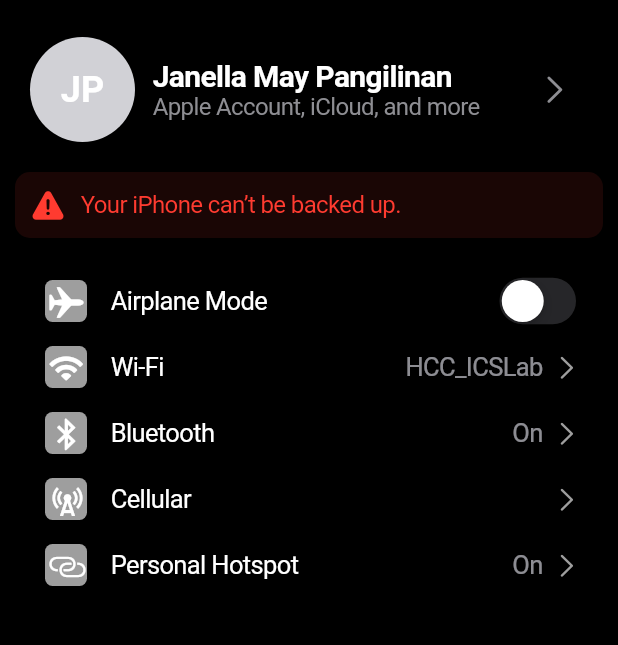
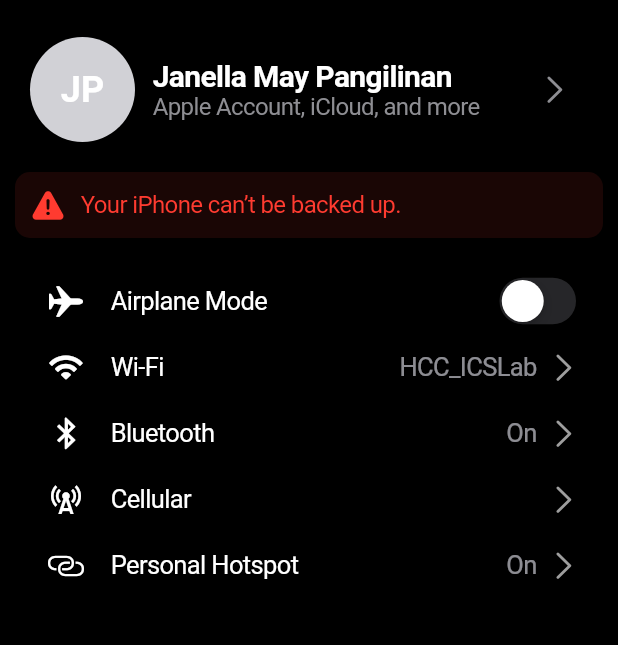
Before and after one commit to janella-may-pangilinan/Settings, a Flutter app: the screen it shows after launch, on a phone screen of 412 x 824 dp, the part 59-704 px from its top. Run offline on Flutter 3.47's test engine with Material 3 defaults, Android fonts, the phone set to English and light mode, and no system bars.

Commit message:
poul maninang

```diff
--- a/lib/main.dart
+++ b/lib/main.dart
@@ -1,5 +1,7 @@
 import 'package:flutter/cupertino.dart';
 import 'package:flutter/material.dart';
+import 'wifi_settings_page.dart';
+
 
 void main() => runApp(CupertinoApp(
   debugShowCheckedModeBanner: false,
@@ -16,6 +18,7 @@ class MyApp extends StatefulWidget {
 
 class _MyAppState extends State<MyApp> {
   bool airplaneMode = false;
+  String selectedWiFi = "HCC_ICSLab"; // Default WiFi network
 
   @override
   Widget build(BuildContext context) {
@@ -29,8 +32,20 @@ class _MyAppState extends State<MyApp> {
         child: SafeArea(
           child: Column(
             children: [
-                  // User Profile Section
-                  Container(
+              _buildProfileSection(),
+              SizedBox(height: 10),
+              _buildBackupWarning(),
+              SizedBox(height: 20),
+              Expanded(child: _buildSettingsList()),
+            ],
+          ),
+        ),
+      ),
+    );
+  }
+
+  Widget _buildProfileSection() {
+    return Container(
       padding: EdgeInsets.all(10),
       decoration: BoxDecoration(
         color: Colors.black54,
@@ -41,26 +56,16 @@ class _MyAppState extends State<MyApp> {
           CircleAvatar(
             radius: 35,
             backgroundColor: CupertinoColors.systemGrey4,
-                          child: Text(
-                            "JP",
-                            style: TextStyle(fontSize: 24, fontWeight: FontWeight.bold, color: CupertinoColors.white),
-                          ),
+            child: Text("JP", style: TextStyle(fontSize: 24, fontWeight: FontWeight.bold, color: CupertinoColors.white)),
           ),
           const SizedBox(width: 12),
           Column(
             crossAxisAlignment: CrossAxisAlignment.start,
             children: [
-                            Text(
-                              "Janella May Pangilinan",
-                              style: TextStyle(fontSize: 20, fontWeight: FontWeight.bold),
-                            ),
-                            Text(
-                              "Apple Account, iCloud, and more",
-                              style: TextStyle(fontSize: 16, color: CupertinoColors.systemGrey),
-                            ),
+              Text("Janella May Pangilinan", style: TextStyle(fontSize: 20, fontWeight: FontWeight.bold)),
+              Text("Apple Account, iCloud, and more", style: TextStyle(fontSize: 16, color: CupertinoColors.systemGrey)),
             ],
           ),
-
           Spacer(),
           CupertinoButton(
             padding: EdgeInsets.zero,
@@ -69,10 +74,11 @@ class _MyAppState extends State<MyApp> {
           ),
         ],
       ),
-                  ),
-                  SizedBox(height: 10),
-                  // Backup Warning Message
-                  Container(
+    );
+  }
+
+  Widget _buildBackupWarning() {
+    return Container(
       padding: EdgeInsets.all(10),
       decoration: BoxDecoration(
         color: CupertinoColors.systemRed.withOpacity(0.1),
@@ -83,118 +89,69 @@ class _MyAppState extends State<MyApp> {
           Icon(CupertinoIcons.exclamationmark_triangle_fill, color: CupertinoColors.systemRed),
           SizedBox(width: 10),
           Expanded(
-                          child: Text(
-                            'Your iPhone can’t be backed up.',
-                            style: TextStyle(color: CupertinoColors.systemRed, fontSize: 16),
-                          ),
+            child: Text('Your iPhone can’t be backed up.', style: TextStyle(color: CupertinoColors.systemRed, fontSize: 16)),
           )
         ],
       ),
-                  ),
-                  SizedBox(height: 20),
-                  Expanded(
-                    child: ListView(
+    );
+  }
+
+  Widget _buildSettingsList() {
+    return ListView(
       children: [
         CupertinoListTile(
           title: Text('Airplane Mode'),
-                          onTap: () {
-                            setState(() {
-                              airplaneMode = !airplaneMode;
-                            });
-                          },
-                          leading: Container(
-                              padding: EdgeInsets.all(3),
-                              decoration: BoxDecoration(
-                                  borderRadius: BorderRadius.circular(5),
-                                  color: Colors.grey),
-                              child: Icon(
-                                CupertinoIcons.airplane,
-                                color: CupertinoColors.white,
-                              )),
+          leading: Icon(CupertinoIcons.airplane, color: CupertinoColors.white),
           trailing: CupertinoSwitch(
             value: airplaneMode,
             onChanged: (value) {
               setState(() {
-                                  airplaneMode = !airplaneMode;
+                airplaneMode = value;
               });
-                              }),
+            },
+          ),
         ),
         CupertinoListTile(
           title: Text('Wi-Fi'),
-                            onTap: () {},
-                            additionalInfo: Text('HCC_ICSLab'),
-                            leading: Container(
-                                padding: EdgeInsets.all(3),
-                                decoration: BoxDecoration(
-                                    borderRadius: BorderRadius.circular(5),
-                                    color: Colors.grey),
-                                child: Icon(
-                                  CupertinoIcons.wifi,
-                                  color: CupertinoColors.white,
-                                )),
-                            trailing: Icon(
-                              CupertinoIcons.chevron_right,
-                              size: 20,
-                              color: Colors.grey,
-                            )),
+          additionalInfo: Text(selectedWiFi),
+          leading: Icon(CupertinoIcons.wifi, color: CupertinoColors.white),
+          trailing: Icon(CupertinoIcons.chevron_right, color: Colors.grey),
+          onTap: () {
+            Navigator.push(
+              context,
+              CupertinoPageRoute(
+                builder: (context) => WiFiSettingsPage(
+                  onNetworkSelected: (network) {
+                    setState(() {
+                      selectedWiFi = network;
+                    });
+                  },
+                ),
+              ),
+            );
+          },
+        ),
         CupertinoListTile(
           title: Text('Bluetooth'),
+          additionalInfo: Text('On'),
+          leading: Icon(CupertinoIcons.bluetooth, color: CupertinoColors.white),
+          trailing: Icon(CupertinoIcons.chevron_right, color: Colors.grey),
           onTap: () {},
-                            additionalInfo: Text('On'),
-                            leading: Container(
-                                padding: EdgeInsets.all(3),
-                                decoration: BoxDecoration(
-                                    borderRadius: BorderRadius.circular(5),
-                                    color: Colors.grey),
-                                child: Icon(
-                                  CupertinoIcons.bluetooth,
-                                  color: CupertinoColors.white,
-                                )),
-                            trailing: Icon(
-                              CupertinoIcons.chevron_right,
-                              size: 20,
-                              color: Colors.grey,
-                            )),
+        ),
         CupertinoListTile(
           title: Text('Cellular'),
+          leading: Icon(Icons.cell_tower, color: CupertinoColors.white),
+          trailing: Icon(CupertinoIcons.chevron_right, color: Colors.grey),
           onTap: () {},
-                            leading: Container(
-                                padding: EdgeInsets.all(3),
-                                decoration: BoxDecoration(
-                                    borderRadius: BorderRadius.circular(5),
-                                    color: Colors.grey),
-                                child: Icon(
-                                  Icons.cell_tower,
-                                  color: CupertinoColors.white,
-                                )),
-                            trailing: Icon(
-                              CupertinoIcons.chevron_right,
-                              size: 20,
-                              color: Colors.grey,
-                            )),
+        ),
         CupertinoListTile(
           title: Text('Personal Hotspot'),
+          additionalInfo: Text('On'),
+          leading: Icon(CupertinoIcons.personalhotspot, color: CupertinoColors.white),
+          trailing: Icon(CupertinoIcons.chevron_right, color: Colors.grey),
           onTap: () {},
-                            leading: Container(
-                                padding: EdgeInsets.all(3),
-                                decoration: BoxDecoration(
-                                    borderRadius: BorderRadius.circular(5),
-                                    color: Colors.grey),
-                                child: Icon(
-                                  CupertinoIcons.personalhotspot,
-                                  color: CupertinoColors.white,
-                                )),
-                            additionalInfo: Text('On'),
-                            trailing: Icon(
-                              CupertinoIcons.chevron_right,
-                              size: 20,
-                              color: Colors.grey,
-                            )),
+        ),
       ],
-                    ),
-                  )
-                ],
-              )),
-        ));
+    );
   }
 }
--- a/pubspec.yaml
+++ b/pubspec.yaml
@@ -30,6 +30,7 @@ environment:
 dependencies:
   flutter:
     sdk: flutter
+  flutter_blue_plus: ^1.0.0 # O depende sa latest version
 
   # The following adds the Cupertino Icons font to your application.
   # Use with the CupertinoIcons class for iOS style icons.
```
Also changed, not shown: pubspec.lock, 2 other files. Lines whose indentation alone changed are shown as unchanged.
